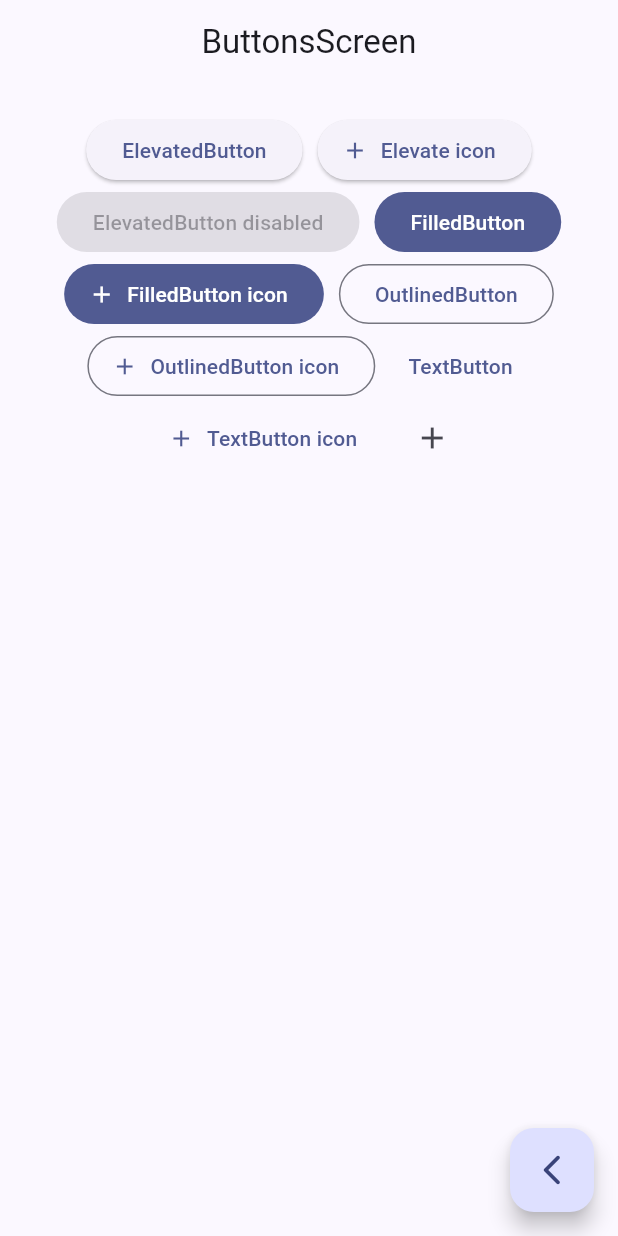
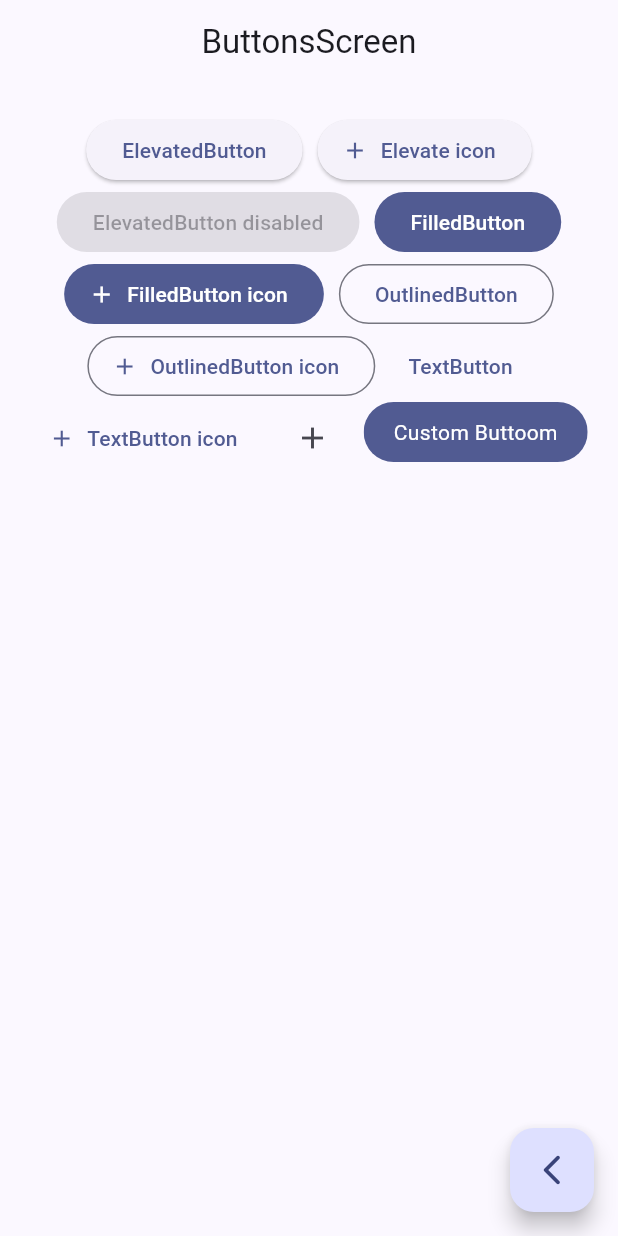
Before and after one commit to pachperdev/widgets_flutter_app, a Flutter app: the ButtonsScreen screen opened by its route, on a phone screen of 412 x 824 dp. Run offline on Flutter 3.47's test engine with Material 2 defaults, Android fonts, the phone set to English and light mode, and no system bars; our stand-ins replace go_router.

Commit message:
custom button

```diff
--- a/lib/presentation/screens/buttons/buttons_screen.dart
+++ b/lib/presentation/screens/buttons/buttons_screen.dart
@@ -60,9 +60,34 @@
                 icon: const Icon(Icons.add),
                 label: const Text('TextButton icon')),
             IconButton(onPressed: () {}, icon: const Icon(Icons.add)),
+            const CustomButtoom()
           ],
         ),
       ),
     );
   }
 }
+
+class CustomButtoom extends StatelessWidget {
+  const CustomButtoom({super.key});
+
+  @override
+  Widget build(BuildContext context) {
+    final colors = Theme.of(context).colorScheme;
+    return ClipRRect(
+      borderRadius: BorderRadius.circular(20),
+      child: Material(
+        color: colors.primary,
+        child: InkWell(
+          onTap: () {},
+          child: const Padding(
+              padding: EdgeInsets.symmetric(horizontal: 20, vertical: 10),
+              child: Text(
+                'Custom Buttoom',
+                style: TextStyle(color: Colors.white),
+              )),
+        ),
+      ),
+    );
+  }
+}
```
